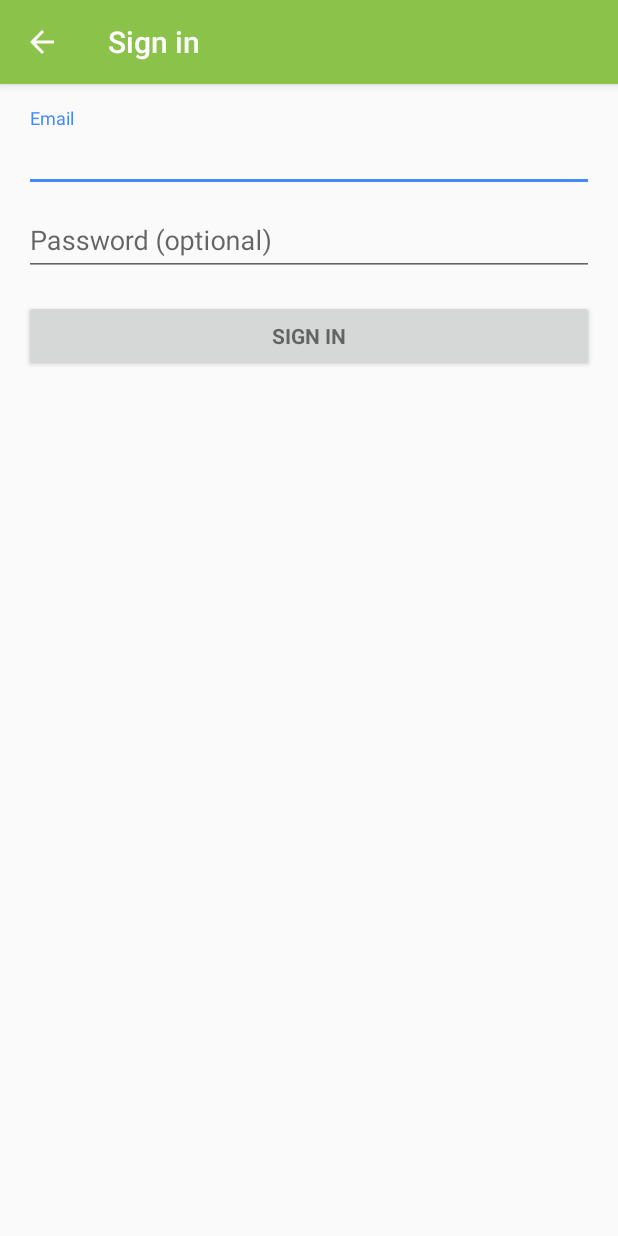
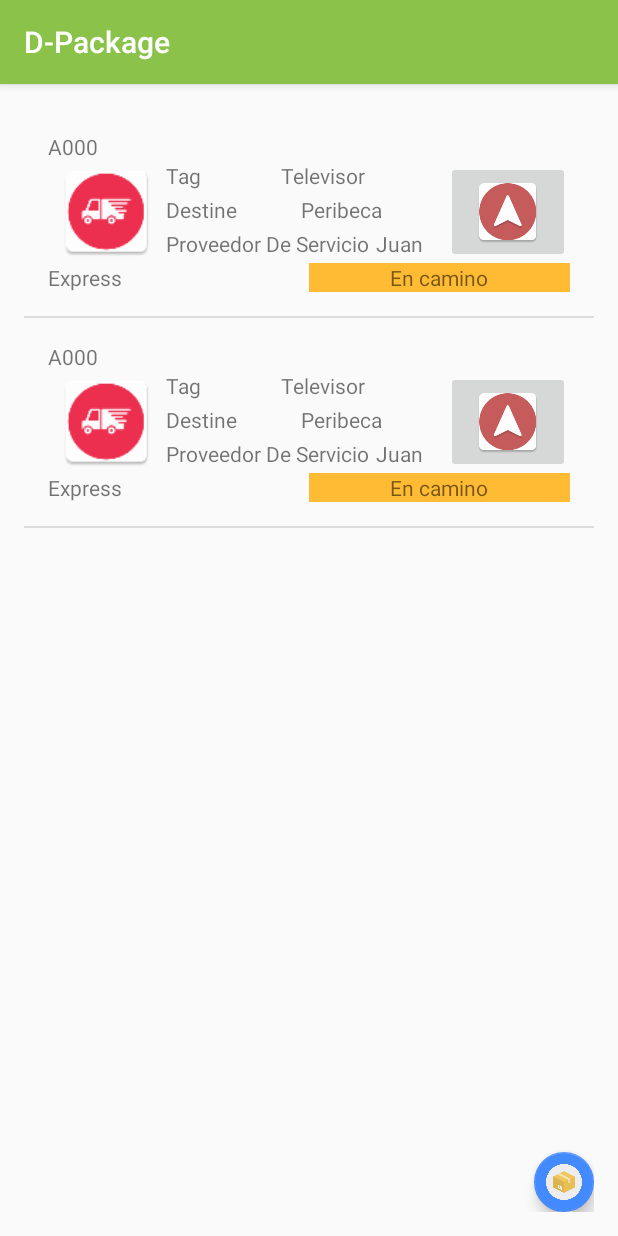
Before and after one commit to CristopherCamargo/D-PackageApp, an Android app: the screen it shows after launch (Login before the commit, ListRequestPackage after it), on a phone screen of 412 x 824 dp. Run offline under Robolectric (Android 15) with nearby library versions, the phone set to English and light mode, and no system bars.

Commit message:
Primer adapter y login al 99%

```diff
--- a/app/src/main/java/team/software/adapters/AdapterRequestPackage.java
+++ b/app/src/main/java/team/software/adapters/AdapterRequestPackage.java
@@ -1,15 +1,47 @@
 package team.software.adapters;
 
-import android.support.v7.app.AppCompatActivity;
-import android.os.Bundle;
+import android.content.Context;
+import android.view.LayoutInflater;
+import android.view.View;
+import android.view.ViewGroup;
+import android.widget.ArrayAdapter;
+import android.widget.TextView;
+
+import java.util.ArrayList;
 
 import team.software.d_packageapp.R;
+import team.software.models.RequestPackageModel;
 
-public class AdapterRequestPackage extends AppCompatActivity {
+public class AdapterRequestPackage extends ArrayAdapter<RequestPackageModel> {
+
+
+    public AdapterRequestPackage(Context context, ArrayList<RequestPackageModel> requests) {
+        super(context,0,requests);
+    }
 
     @Override
-    protected void onCreate(Bundle savedInstanceState) {
-        super.onCreate(savedInstanceState);
-        setContentView(R.layout.activity_adapter_request_package);
+    public View getView(int position, View convertView, ViewGroup parent) {
+
+        RequestPackageModel requestItem = getItem(position);
+
+        if (convertView == null) {
+            convertView = LayoutInflater.from(getContext()).inflate(R.layout.activity_adapter_request_package, parent, false);
+        }
+
+        TextView identificador = (TextView) convertView.findViewById(R.id.codeRequest);
+        TextView tag = (TextView) convertView.findViewById(R.id.tag_request);
+        TextView destine = (TextView) convertView.findViewById(R.id.request_destine);
+        TextView provider_service = (TextView) convertView.findViewById(R.id.provider_service_request_client);
+        TextView type = (TextView) convertView.findViewById(R.id.type_request_package);
+        TextView status = (TextView) convertView.findViewById(R.id.status_request);
+
+        identificador.setText(requestItem.getIndentificador());
+        tag.setText(requestItem.getTag());
+        destine.setText(requestItem.getDestine());
+        provider_service.setText(requestItem.getProvider_service());
+        type.setText(requestItem.getType());
+        status.setText(requestItem.getStatus());
+
+        return convertView;
     }
 }
--- a/app/src/main/java/team/software/d_packageapp/ListRequestPackage.java
+++ b/app/src/main/java/team/software/d_packageapp/ListRequestPackage.java
@@ -2,6 +2,13 @@ package team.software.d_packageapp;
 
 import android.support.v7.app.AppCompatActivity;
 import android.os.Bundle;
+import android.widget.ArrayAdapter;
+import android.widget.ListView;
+
+import java.util.ArrayList;
+
+import team.software.adapters.AdapterRequestPackage;
+import team.software.models.RequestPackageModel;
 
 public class ListRequestPackage extends AppCompatActivity {
 
@@ -9,5 +16,14 @@ public class ListRequestPackage extends AppCompatActivity {
     protected void onCreate(Bundle savedInstanceState) {
         super.onCreate(savedInstanceState);
         setContentView(R.layout.activity_list_request_package);
+
+        RequestPackageModel model = new RequestPackageModel("A000","Express","Televisor","Peribeca","Juan","En camino");
+
+        ListView listView = (ListView) findViewById(R.id.list_request_client);
+        ArrayList<RequestPackageModel> requestItems = new ArrayList<RequestPackageModel>();
+        requestItems.add(model);
+        requestItems.add(model);
+        AdapterRequestPackage requestPackage = new AdapterRequestPackage(this,requestItems);
+        listView.setAdapter(requestPackage);
     }
 }
--- a/app/src/main/java/team/software/d_packageapp/Login.java
+++ b/app/src/main/java/team/software/d_packageapp/Login.java
@@ -4,6 +4,7 @@ import android.animation.Animator;
 import android.animation.AnimatorListenerAdapter;
 import android.annotation.TargetApi;
 import android.content.Context;
+import android.content.Intent;
 import android.content.pm.PackageManager;
 import android.support.annotation.NonNull;
 import android.support.design.widget.Snackbar;
@@ -35,11 +36,14 @@ import android.widget.Toast;
 import java.util.ArrayList;
 import java.util.HashMap;
 import java.util.List;
+import java.util.Map;
 
 import team.software.connection.AsyncResponse;
 import team.software.connection.RequestBase;
 import com.google.gson.Gson;
+import com.google.gson.JsonElement;
 import com.google.gson.JsonObject;
+import android.content.SharedPreferences;
 
 import static android.Manifest.permission.READ_CONTACTS;
 
@@ -81,9 +85,32 @@ public class Login extends AppCompatActivity implements AsyncResponse{
         Log.i("com.prueba",output);
         Context context = getApplicationContext();
         Gson gson = new Gson();
-        JsonObject jsonObject = gson.fromJson(output, JsonObject.class);
-        String response = jsonObject.get("status").getAsString();
-        Toast toast = Toast.makeText(context, response , Toast.LENGTH_SHORT);
-        toast.show();
+        Map<String, String> jsonObject = gson.fromJson(output, Map.class);
+
+        //Verify error or connect
+        String verify = jsonObject.get("status");
+        if(verify != null && !verify.isEmpty()){
+            Toast toast = Toast.makeText(context, getString(R.string.no_login_message), Toast.LENGTH_SHORT);
+            toast.show();
+        }
+        else{
+            //Save token
+            SharedPreferences sharedPref = this.getPreferences(Context.MODE_PRIVATE);
+            SharedPreferences.Editor editor = sharedPref.edit();
+            editor.putString("user_token", jsonObject.get("token"));
+            editor.commit();
+
+            //Change activity
+            if(jsonObject.get("type").compareTo("client")==0) {
+                Intent home_activity = new Intent(this, HomeClient.class);
+                startActivity(home_activity);
+            }else{
+                Intent home_activity = new Intent(this, HomeClient.class);
+                startActivity(home_activity);
+            }
+            //Activity finish
+            this.finish();
+        }
+
     }
 }
--- a/app/src/main/java/team/software/d_packageapp/MainActivity.java
+++ b/app/src/main/java/team/software/d_packageapp/MainActivity.java
@@ -21,6 +21,6 @@ public class MainActivity extends AppCompatActivity{
     }
 
     private Class<?> launchWindow() {
-        return Login.class;
+        return ListRequestPackage.class;
     }
 }
--- /dev/null
+++ b/app/src/main/java/team/software/models/RequestPackageModel.java
@@ -0,0 +1,73 @@
+package team.software.models;
+
+import team.software.d_packageapp.RequestPackage;
+
+/**
+ * Created by Cristopher on 11/30/16.
+ */
+
+public class RequestPackageModel {
+    private String indentificador;
+    private String type;
+    private String tag;
+    private String destine;
+    private String provider_service;
+    private String status;
+
+    public RequestPackageModel(String r_identificador,String r_type,String r_tag,String r_destine,String r_provider_service,String r_status){
+        this.setIndentificador(r_identificador);
+        this.setDestine(r_destine);
+        this.setProvider_service(r_provider_service);
+        this.setType(r_type);
+        this.setTag(r_tag);
+        this.setStatus(r_status);
+    }
+
+    public String getDestine() {
+        return destine;
+    }
+
+    public String getIndentificador() {
+        return indentificador;
+    }
+
+    public String getProvider_service() {
+        return provider_service;
+    }
+
+    public String getStatus() {
+        return status;
+    }
+
+    public String getTag() {
+        return tag;
+    }
+
+    public String getType() {
+        return type;
+    }
+
+    public void setDestine(String destine) {
+        this.destine = destine;
+    }
+
+    public void setIndentificador(String indentificador) {
+        this.indentificador = indentificador;
+    }
+
+    public void setProvider_service(String provider_service) {
+        this.provider_service = provider_service;
+    }
+
+    public void setStatus(String status) {
+        this.status = status;
+    }
+
+    public void setTag(String tag) {
+        this.tag = tag;
+    }
+
+    public void setType(String type) {
+        this.type = type;
+    }
+}
--- a/app/src/main/res/layout/activity_adapter_request_package.xml
+++ b/app/src/main/res/layout/activity_adapter_request_package.xml
@@ -22,7 +22,7 @@
         <TextView
             android:text="TextView"
             android:layout_width="match_parent"
-            android:layout_height="match_parent"
+            android:layout_height="wrap_content"
             android:id="@+id/codeRequest"
             android:layout_weight="1"
             android:gravity="center_vertical" />
@@ -30,8 +30,8 @@
         <LinearLayout
             android:orientation="horizontal"
             android:layout_width="match_parent"
-            android:layout_height="match_parent"
-            android:layout_weight="1">
+            android:layout_height="wrap_content"
+            android:layout_weight="5">
 
             <ImageView
                 android:layout_width="wrap_content"
@@ -99,18 +99,19 @@
                     android:layout_weight="1">
 
                     <TextView
-                        android:text="TextView"
+                        android:text="@string/register_provider"
                         android:layout_width="wrap_content"
                         android:layout_height="wrap_content"
                         android:id="@+id/textView21"
-                        android:layout_weight="1" />
+                        android:layout_weight="1"
+                        android:gravity="center_horizontal|fill" />
 
                     <TextView
                         android:text="TextView"
                         android:layout_width="wrap_content"
                         android:layout_height="wrap_content"
-                        android:id="@+id/textView20"
-                        android:layout_weight="1" />
+                        android:id="@+id/provider_service_request_client"
+                        android:layout_weight="3" />
                 </LinearLayout>
 
             </LinearLayout>
@@ -128,7 +129,7 @@
         <LinearLayout
             android:orientation="horizontal"
             android:layout_width="match_parent"
-            android:layout_height="match_parent"
+            android:layout_height="wrap_content"
             android:layout_weight="1"
             android:layout_gravity="center_vertical">
 
--- a/app/src/main/res/layout/activity_list_request_package.xml
+++ b/app/src/main/res/layout/activity_list_request_package.xml
@@ -15,11 +15,17 @@
         android:layout_width="match_parent"
         android:layout_height="match_parent">
 
-        <LinearLayout
+    </ScrollView>
+
+    <RelativeLayout
+        android:layout_width="match_parent"
+        android:layout_height="match_parent">
+
+        <ListView
             android:layout_width="match_parent"
-            android:layout_height="wrap_content"
-            android:orientation="vertical" />
-    </ScrollView>
+            android:layout_height="match_parent"
+            android:id="@+id/list_request_client" />
+    </RelativeLayout>
 
     <android.support.design.widget.FloatingActionButton
         android:layout_width="@dimen/iconRequest"
--- a/app/src/main/res/values/strings.xml
+++ b/app/src/main/res/values/strings.xml
@@ -79,4 +79,5 @@
     <string name="service_provider">Service provider</string>
     <string name="express">Express</string>
     <string name="status_send">Send</string>
+    <string name="no_login_message">Login invalid</string>
 </resources>
```
Also changed, not shown: 1 other file.
